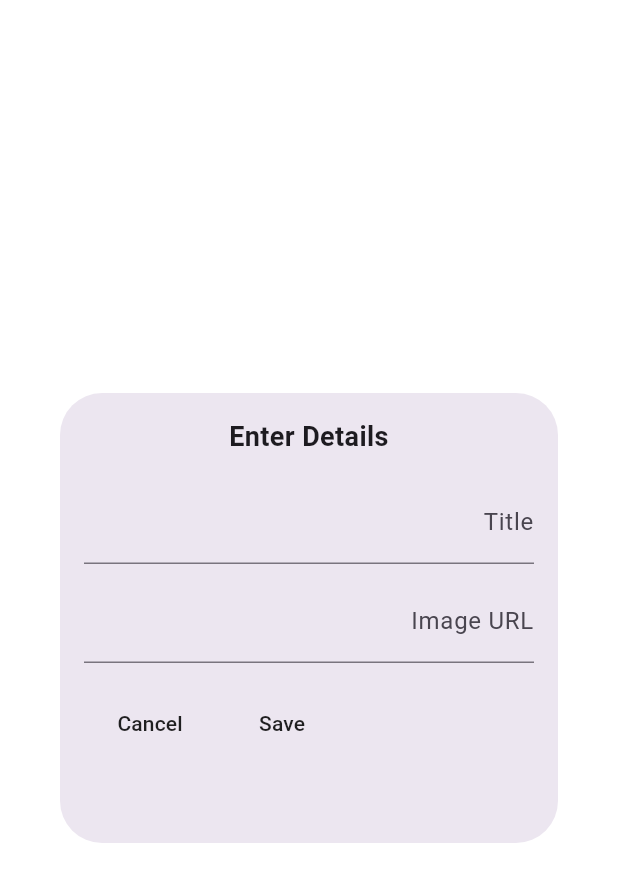
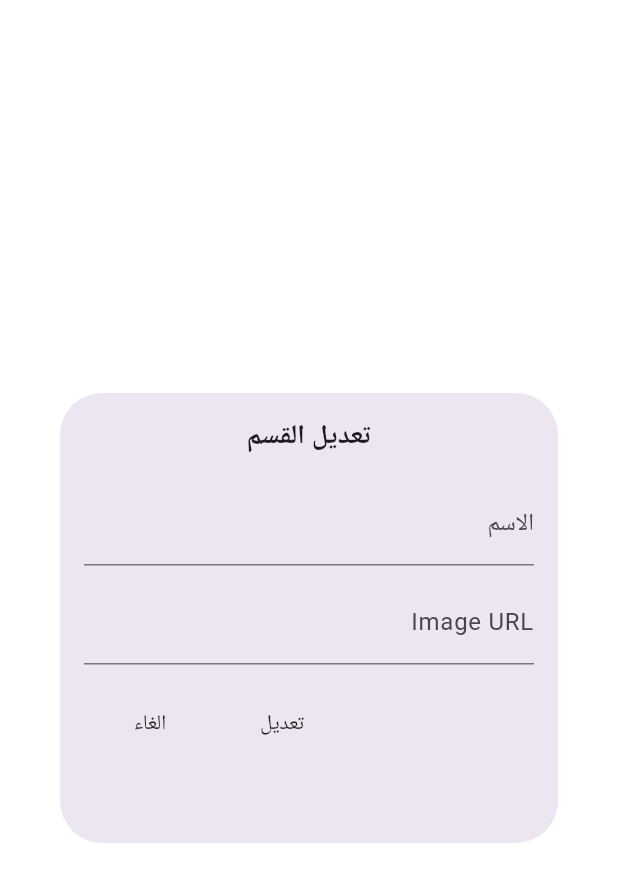
Before and after one commit to hassan553/selivery_controlle_panal, a Flutter app: the CustomDialog widget shown alone on an empty page, opened directly, on a phone screen of 412 x 824 dp. Shown: the top 882 px of the screen. Run offline on Flutter 3.47's test engine with Material 3 defaults, Android fonts, the light colour scheme and no system bars; our stand-ins replace awesome_dialog, get, image_picker, shared_preferences, webview_flutter; missing offline and left inert: animated_snack_bar; accounts and stored records are empty; network calls fail; project files that could hold a hidden picture were left out.

Commit message:
delete un used packages

```diff
--- a/lib/app/app.dart
+++ b/lib/app/app.dart
@@ -16,9 +16,6 @@ class SeliveryControl extends StatelessWidget {
     ));
     return GetMaterialApp(
       debugShowCheckedModeBanner: false,
-      // useInheritedMediaQuery: true,
-      // locale: DevicePreview.locale(context),
-      // builder: DevicePreview.appBuilder,
       textDirection: TextDirection.rtl,
       theme: appTheme(),
       title: 'Selivery control',
--- a/lib/core/rescourcs/app_theme.dart
+++ b/lib/core/rescourcs/app_theme.dart
@@ -1,5 +1,4 @@
 import 'package:flutter/material.dart';
-import 'package:google_fonts/google_fonts.dart';
 import 'app_colors.dart';
 
 ThemeData appTheme() {
@@ -7,6 +6,5 @@ ThemeData appTheme() {
     scaffoldBackgroundColor: Colors.white,
     primaryColor: AppColors.primaryColor,
 
-   // fontFamily: GoogleFonts.notoSansArabic().fontFamily,
   );
 }
--- a/lib/futures/drivers/widgets/top_title.dart
+++ b/lib/futures/drivers/widgets/top_title.dart
@@ -1,4 +1,3 @@
-import 'package:cached_network_image/cached_network_image.dart';
 import 'package:flutter/material.dart';
 import 'package:selivery_controlle_panal/core/widgets/custom_image.dart';
 import '../../../core/rescourcs/app_colors.dart';
--- a/lib/futures/setting/widget/custom_input_dailog.dart
+++ b/lib/futures/setting/widget/custom_input_dailog.dart
@@ -20,7 +20,7 @@ class _CustomDialogState extends State<CustomDialog> {
         child: Column(
           children: [
             const Text(
-              'Enter Details',
+              'تعديل القسم',
               style: TextStyle(
                 fontSize: 18,
                 fontWeight: FontWeight.bold,
@@ -34,7 +34,7 @@ class _CustomDialogState extends State<CustomDialog> {
                 });
               },
               decoration: const InputDecoration(
-                labelText: 'Title',
+                labelText: 'الاسم',
               ),
             ),
             const SizedBox(height: 10),
@@ -54,18 +54,17 @@ class _CustomDialogState extends State<CustomDialog> {
               children: [
                 MaterialButton(
                   onPressed: () {
-                    // Perform any actions with the entered title and image
                     print('Title: $_title');
                     print('Image URL: $_image');
                     Navigator.of(context).pop();
                   },
-                  child: const Text('Save'),
+                  child: const Text('تعديل'),
                 ),
                 MaterialButton(
                   onPressed: () {
                     Navigator.of(context).pop();
                   },
-                  child: const Text('Cancel'),
+                  child: const Text('الغاء'),
                 ),
               ],
             ),
--- a/lib/main.dart
+++ b/lib/main.dart
@@ -1,10 +1,8 @@
 import 'package:flutter/material.dart';
 import 'package:selivery_controlle_panal/core/services/cache_storage_services.dart';
-import 'package:shared_preferences/shared_preferences.dart';
 import 'app/app.dart';
 import 'package:flutter/services.dart';
 import 'core/errors/widget_error.dart';
-
 
 void main() async {
   WidgetsFlutterBinding.ensureInitialized();
```
Also changed, not shown: lib/futures/ads/views/all_ads_view.dart (+0 -70 lines), lib/futures/ads/widget/web_view_widget.dart (+0 -59 lines), pubspec.yaml (+1 -9 lines), assets/svg/Businessman.svg (deleted), assets/svg/Commercial.svg (deleted), assets/svg/Driving.svg (deleted), assets/svg/Home Page.svg (deleted), assets/svg/campaign_FILL0_wght400_GRAD0_opsz24.svg (deleted), pubspec.lock, 2 other files.
